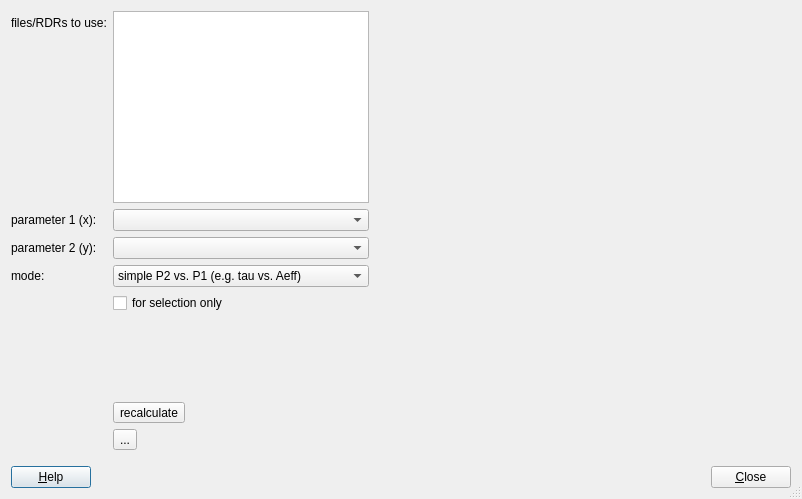
Old version of the form plugins/imagingfcs/qfrdrimagingfcsdiffusionlawdialog.ui in the repository jkriege2/QuickFit3.
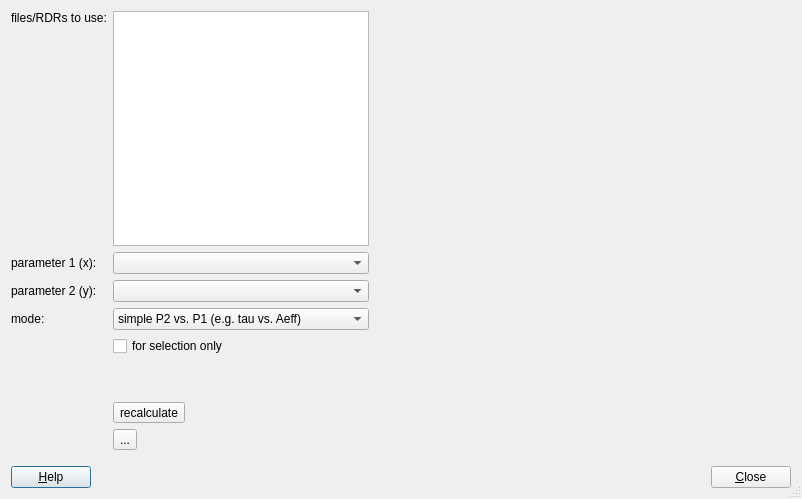
New version of the form. Icons and pictures are not drawn. Custom widgets are drawn as their Qt base class.

Patch:
```diff
--- a/plugins/imagingfcs/qfrdrimagingfcsdiffusionlawdialog.ui
+++ b/plugins/imagingfcs/qfrdrimagingfcsdiffusionlawdialog.ui
@@ -23,15 +23,15 @@
    <item>
     <layout class="QHBoxLayout" name="horizontalLayout" stretch="0,1">
      <item>
-      <layout class="QFormLayout" name="formLayout">
-       <property name="fieldGrowthPolicy">
-        <enum>QFormLayout::AllNonFixedFieldsGrow</enum>
-       </property>
+      <layout class="QGridLayout" name="gridLayout" rowstretch="1,0,0,0,0,0,0,0">
        <item row="0" column="0">
         <widget class="QLabel" name="label">
          <property name="text">
           <string>files/RDRs to use:</string>
          </property>
+         <property name="alignment">
+          <set>Qt::AlignLeading|Qt::AlignLeft|Qt::AlignTop</set>
+         </property>
         </widget>
        </item>
        <item row="0" column="1">
@@ -52,7 +52,7 @@
         </widget>
        </item>
        <item row="1" column="1">
-        <widget class="QComboBox" name="cmbParameter2">
+        <widget class="QComboBox" name="cmbParameter1">
          <property name="maximumSize">
           <size>
            <width>350</width>
@@ -69,7 +69,7 @@
         </widget>
        </item>
        <item row="2" column="1">
-        <widget class="QComboBox" name="cmbParameter1">
+        <widget class="QComboBox" name="cmbParameter2">
          <property name="maximumSize">
           <size>
            <width>350</width>
```
Left out of the diff: 20 changed lines with no effect on the pictures.
